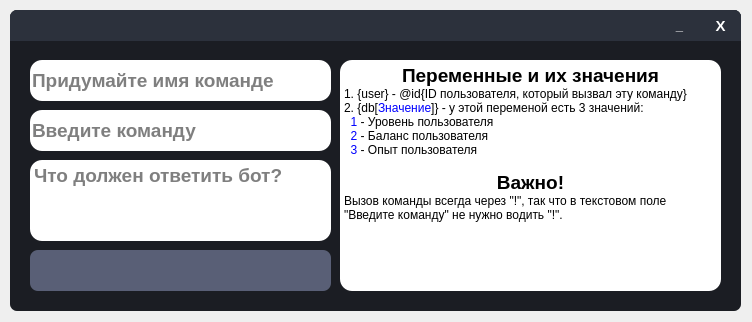
The window that VK_Bot/Main_Window/Settings_Panel_Window/User_Command_Panel_Widnow/user_command_panel_window.ui (otaboyevsardorbek1/VK-Bot-ru) describes before a commit, drawn with Qt 5.
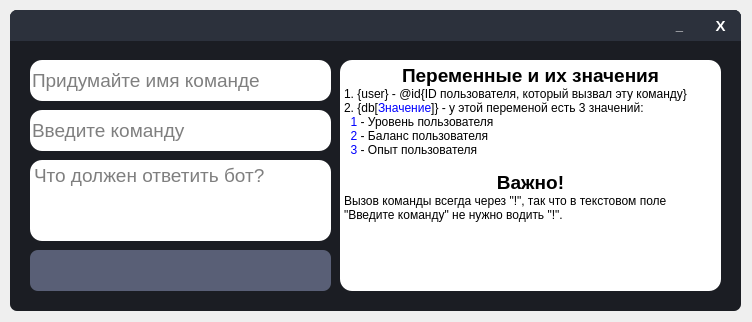
The same window after the commit.

```diff
--- a/VK_Bot/Main_Window/Settings_Panel_Window/User_Command_Panel_Widnow/user_command_panel_window.ui
+++ b/VK_Bot/Main_Window/Settings_Panel_Window/User_Command_Panel_Widnow/user_command_panel_window.ui
@@ -168,8 +168,8 @@
     <property name="font">
      <font>
       <pointsize>14</pointsize>
-      <weight>75</weight>
-      <bold>true</bold>
+      <weight>50</weight>
+      <bold>false</bold>
      </font>
     </property>
     <property name="inputMask">
@@ -191,8 +191,8 @@
     <property name="font">
      <font>
       <pointsize>14</pointsize>
-      <weight>75</weight>
-      <bold>true</bold>
+      <weight>50</weight>
+      <bold>false</bold>
      </font>
     </property>
     <property name="inputMask">
@@ -214,8 +214,8 @@
     <property name="font">
      <font>
       <pointsize>14</pointsize>
-      <weight>75</weight>
-      <bold>true</bold>
+      <weight>50</weight>
+      <bold>false</bold>
      </font>
     </property>
     <property name="placeholderText">
```
